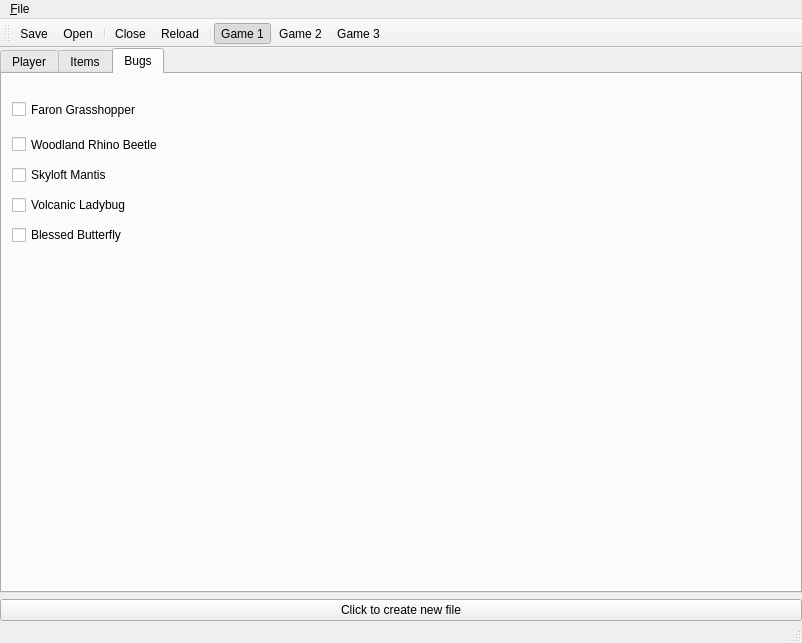
Qt form save editor/SS_SaveEditor/mainwindow.ui (Antidote/skyward-sword-save-editor) before a commit.
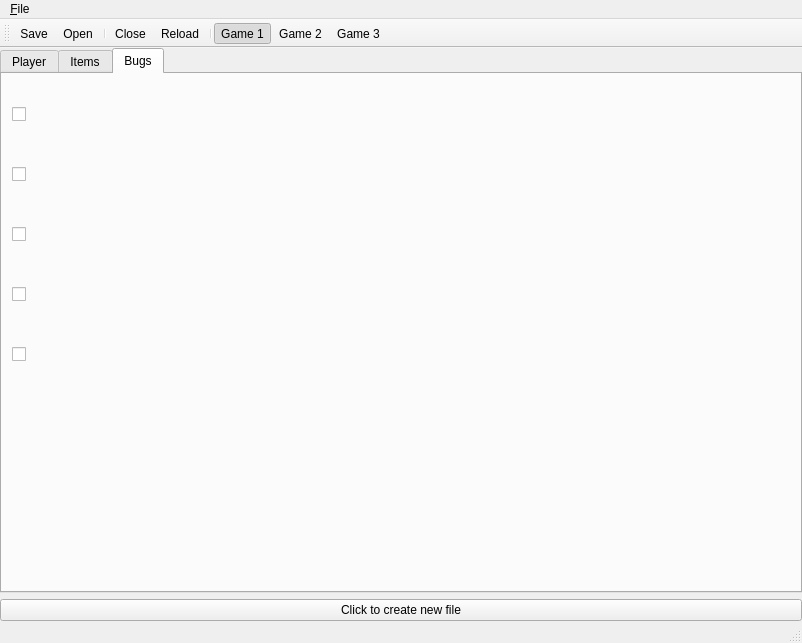
The same form after that commit. The open tabs and pages were chosen to show the change. Icons and pictures are not drawn.

The edit to the form file:
```diff
--- a/save editor/SS_SaveEditor/mainwindow.ui
+++ b/save editor/SS_SaveEditor/mainwindow.ui
@@ -814,26 +814,40 @@
         <property name="geometry">
          <rect>
           <x>10</x>
-          <y>150</y>
-          <width>161</width>
-          <height>22</height>
+          <y>250</y>
+          <width>81</width>
+          <height>61</height>
          </rect>
         </property>
-        <property name="text">
-         <string>Blessed Butterfly</string>
+        <property name="icon">
+         <iconset resource="resources.qrc">
+          <normaloff>:/bugs/BlessedButterfly</normaloff>:/bugs/BlessedButterfly</iconset>
+        </property>
+        <property name="iconSize">
+         <size>
+          <width>64</width>
+          <height>64</height>
+         </size>
         </property>
        </widget>
        <widget class="QCheckBox" name="mantisChkBox">
         <property name="geometry">
          <rect>
           <x>10</x>
-          <y>90</y>
-          <width>161</width>
-          <height>22</height>
+          <y>130</y>
+          <width>81</width>
+          <height>61</height>
          </rect>
         </property>
-        <property name="text">
-         <string>Skyloft Mantis</string>
+        <property name="icon">
+         <iconset resource="resources.qrc">
+          <normaloff>:/bugs/LoftMantis</normaloff>:/bugs/LoftMantis</iconset>
+        </property>
+        <property name="iconSize">
+         <size>
+          <width>64</width>
+          <height>64</height>
+         </size>
         </property>
        </widget>
        <widget class="QCheckBox" name="grassHopperChkBox">
@@ -841,12 +855,12 @@
          <rect>
           <x>10</x>
           <y>10</y>
-          <width>191</width>
-          <height>51</height>
+          <width>81</width>
+          <height>61</height>
          </rect>
         </property>
         <property name="text">
-         <string>Faron Grasshopper</string>
+         <string/>
         </property>
         <property name="icon">
          <iconset resource="resources.qrc">
@@ -863,26 +877,40 @@
         <property name="geometry">
          <rect>
           <x>10</x>
-          <y>120</y>
-          <width>161</width>
-          <height>22</height>
+          <y>190</y>
+          <width>81</width>
+          <height>61</height>
          </rect>
         </property>
-        <property name="text">
-         <string>Volcanic Ladybug</string>
+        <property name="icon">
+         <iconset resource="resources.qrc">
+          <normaloff>:/bugs/VolcanicLadyBug</normaloff>:/bugs/VolcanicLadyBug</iconset>
+        </property>
+        <property name="iconSize">
+         <size>
+          <width>64</width>
+          <height>64</height>
+         </size>
         </property>
        </widget>
        <widget class="QCheckBox" name="rhinoBeetleChkBox">
         <property name="geometry">
          <rect>
           <x>10</x>
-          <y>60</y>
-          <width>191</width>
-          <height>21</height>
+          <y>70</y>
+          <width>81</width>
+          <height>61</height>
          </rect>
         </property>
-        <property name="text">
-         <string>Woodland Rhino Beetle</string>
+        <property name="icon">
+         <iconset resource="resources.qrc">
+          <normaloff>:/bugs/WoodlandRhinoBeetle</normaloff>:/bugs/WoodlandRhinoBeetle</iconset>
+        </property>
+        <property name="iconSize">
+         <size>
+          <width>64</width>
+          <height>64</height>
+         </size>
         </property>
        </widget>
       </widget>
```
Left out of the diff: 17 changed lines with no effect on the pictures.
